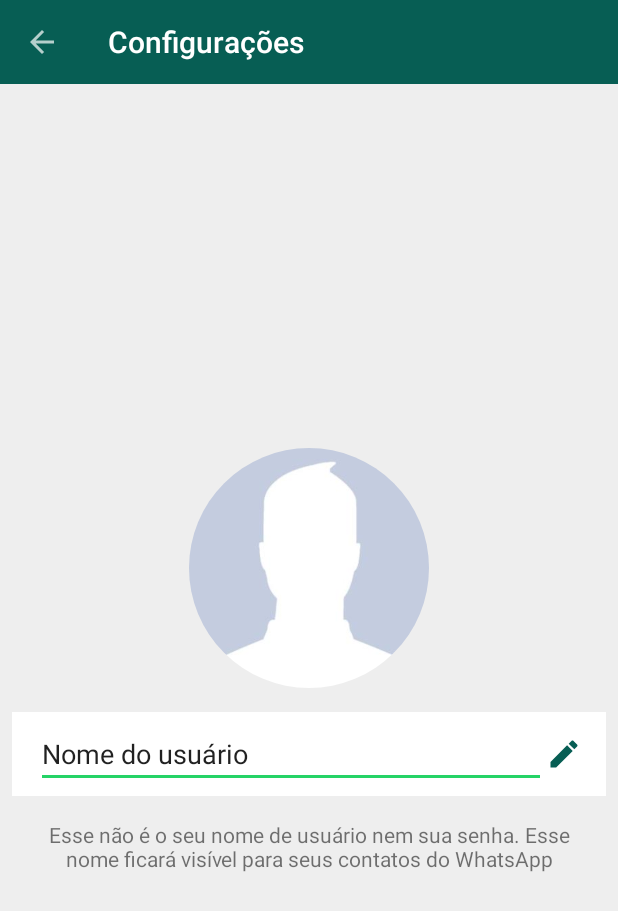
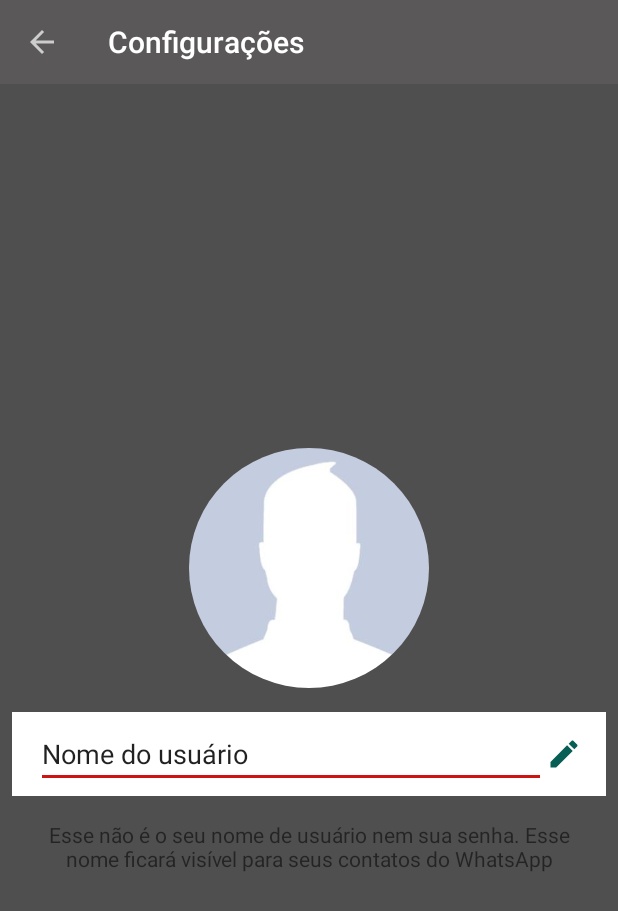
Before and after one commit to Burketa/gempe-training, an Android app: the ConfigActivity screen opened directly, with no data from a screen before it, on a phone screen of 412 x 824 dp. Shown: the top 911 px of the screen. Run offline under Robolectric (Android 15) with nearby library versions, the phone set to English and light mode, and no system bars; our stand-ins replace CircleImageView.

Commit message:
Funcionando para trailerflix

```diff
--- a/Whatsapp_clone/app/src/main/java/com/example/whatsappclone/activities/MainActivity.java
+++ b/Whatsapp_clone/app/src/main/java/com/example/whatsappclone/activities/MainActivity.java
@@ -10,6 +10,8 @@ import android.view.MenuInflater;
 import android.view.MenuItem;
 
 import com.example.whatsappclone.R;
+import com.example.whatsappclone.fragment.AcaoFragment;
+import com.example.whatsappclone.fragment.ComediaFragment;
 import com.example.whatsappclone.fragment.ContatosFragment;
 import com.example.whatsappclone.fragment.ConversasFragment;
 import com.ogaclejapan.smarttablayout.SmartTabLayout;
@@ -31,8 +33,8 @@ public class MainActivity extends AppCompatActivity {
         FragmentPagerItemAdapter adapter = new FragmentPagerItemAdapter(
                 getSupportFragmentManager(),
                 FragmentPagerItems.with(this)
-                .add("Conversas", ConversasFragment.class)
-                .add("Contatos", ContatosFragment.class)
+                .add("Acao", ConversasFragment.class)
+                .add("Comedia", ContatosFragment.class)
                 .create()
         );
 
--- a/Whatsapp_clone/app/src/main/java/com/example/whatsappclone/fragment/ConversasFragment.java
+++ b/Whatsapp_clone/app/src/main/java/com/example/whatsappclone/fragment/ConversasFragment.java
@@ -24,7 +24,7 @@ public class ConversasFragment extends Fragment {
     public View onCreateView(LayoutInflater inflater, ViewGroup container,
                              Bundle savedInstanceState) {
         // Inflate the layout for this fragment
-        return inflater.inflate(R.layout.fragment_conversas, container, false);
+        return inflater.inflate(R.layout.fragment_comedia, container, false);
     }
 
 }
--- a/Whatsapp_clone/app/src/main/res/layout/activity_config.xml
+++ b/Whatsapp_clone/app/src/main/res/layout/activity_config.xml
@@ -4,7 +4,7 @@
     xmlns:tools="http://schemas.android.com/tools"
     android:layout_width="match_parent"
     android:layout_height="match_parent"
-    android:background="@color/cinza_claro"
+    android:background="@color/cinza_escuro"
     tools:context=".activities.ConfigActivity">tools:context="com.whatsapp.cursoandroid.jamiltondamasceno.whatsapp.activity.ConfiguracoesActivity">
 
     <include
--- a/Whatsapp_clone/app/src/main/res/layout/fragment_contatos.xml
+++ b/Whatsapp_clone/app/src/main/res/layout/fragment_acao.xml
@@ -3,7 +3,8 @@
     xmlns:tools="http://schemas.android.com/tools"
     android:layout_width="match_parent"
     android:layout_height="match_parent"
-    tools:context=".fragment.ContatosFragment">
+    android:background="@color/cinza_escuro"
+    tools:context=".fragment.AcaoFragment">
 
     <android.support.v7.widget.RecyclerView
         android:id="@+id/recyclerViewListaContatos"
--- a/Whatsapp_clone/app/src/main/res/layout/fragment_conversas.xml
+++ b/Whatsapp_clone/app/src/main/res/layout/fragment_comedia.xml
@@ -3,12 +3,13 @@
     xmlns:tools="http://schemas.android.com/tools"
     android:layout_width="match_parent"
     android:layout_height="match_parent"
-    tools:context=".fragment.ConversasFragment">
+    tools:context=".fragment.ComediaFragment">
 
     <!-- TODO: Update blank fragment layout -->
     <TextView
         android:layout_width="match_parent"
         android:layout_height="match_parent"
+        android:background="@color/colorPrimary"
         android:gravity="center"
         android:text="Conversas"
         android:textSize="36sp" />
--- a/Whatsapp_clone/app/src/main/res/layout/toolbar.xml
+++ b/Whatsapp_clone/app/src/main/res/layout/toolbar.xml
@@ -10,5 +10,5 @@
         android:layout_height="?attr/actionBarSize"
         android:background="@color/colorPrimary"
         android:theme="@style/Toolbar"
-        app:title="Whatsapp"></android.support.v7.widget.Toolbar>
+        app:title="Trailerflix"></android.support.v7.widget.Toolbar>
 </FrameLayout>
--- a/Whatsapp_clone/app/src/main/res/values/colors.xml
+++ b/Whatsapp_clone/app/src/main/res/values/colors.xml
@@ -1,7 +1,7 @@
 <?xml version="1.0" encoding="utf-8"?>
 <resources>
-    <color name="colorPrimary">#075E54</color>
-    <color name="colorPrimaryDark">#054D44</color>
-    <color name="colorAccent">#25D366</color>
-    <color name="cinza_claro">#EEEEEE</color>
+    <color name="colorPrimary">#5A5858</color>
+    <color name="colorPrimaryDark">#353434</color>
+    <color name="colorAccent">#CE1313</color>
+    <color name="cinza_escuro">#504F4F</color>
 </resources>
```
Also changed, not shown: Whatsapp_clone/app/src/main/java/com/example/whatsappclone/fragment/ContatosFragment.java (+22 -19 lines).
